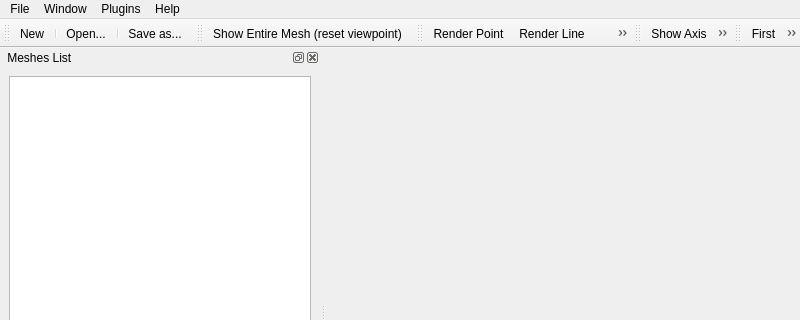
Before: the Qt Designer form Visualization/SimpleWindow.ui in MEPP-team/MEPP2, drawn with Qt 5; both pictures show x 0 to 800 and y 0 to 320 of the 800 by 600 pixel window.
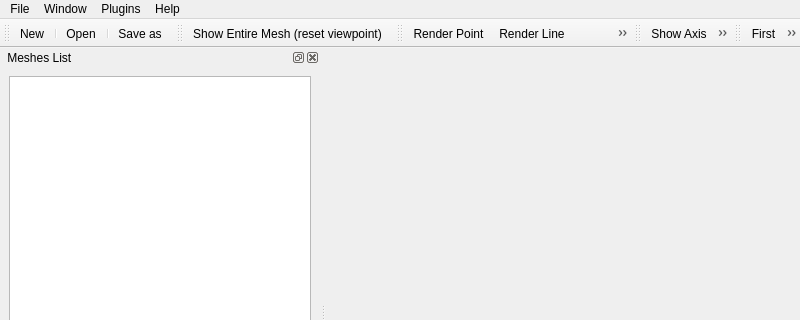
After: the same form once the commit is applied. Icons and pictures are not drawn.

Commit message: GUI : final support for normals

```diff
--- a/Visualization/SimpleWindow.ui
+++ b/Visualization/SimpleWindow.ui
@@ -272,12 +272,6 @@
    <property name="text">
     <string>Save as...</string>
    </property>
-   <property name="iconText">
-    <string>Save as...</string>
-   </property>
-   <property name="toolTip">
-    <string>Save as...</string>
-   </property>
   </action>
   <action name="actionClose">
    <property name="text">
@@ -327,12 +321,6 @@
    <property name="text">
     <string>Open...</string>
    </property>
-   <property name="iconText">
-    <string>Open...</string>
-   </property>
-   <property name="toolTip">
-    <string>Open...</string>
-   </property>
   </action>
   <action name="actionRender_Point">
    <property name="icon">
```
Left out of the diff: 64 changed lines with no effect on the pictures. The commit also changes 4 other files.
